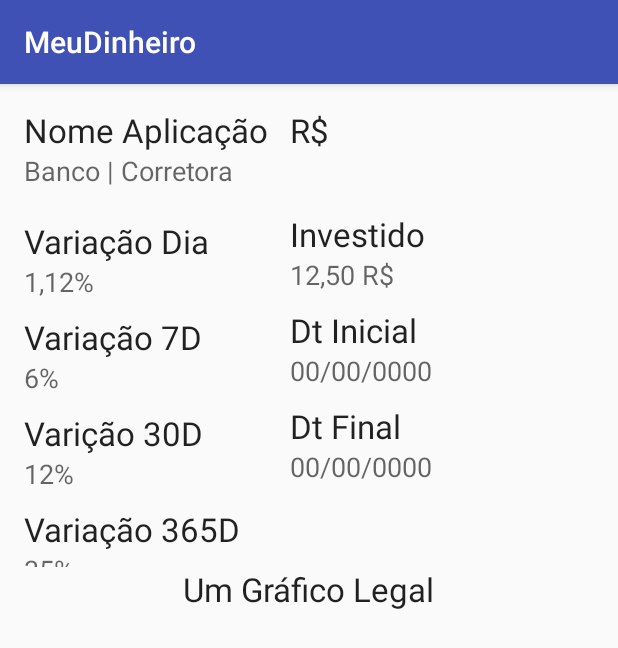
After one commit to acosta-leandro/MeuDinheiro, an Android app: the DetalharRendaFixaActivity screen opened directly, with no data from a screen before it, on a phone screen of 412 x 824 dp. The commit adds this screen. Shown: the top 648 px of the screen. Run offline under Robolectric (Android 15) with nearby library versions, the phone set to English and light mode, and no system bars.

Commit message:
Commit 2 Telas Prontas Sem Grafico

```diff
--- a/app/src/main/AndroidManifest.xml
+++ b/app/src/main/AndroidManifest.xml
@@ -39,6 +39,10 @@
         </activity>
         <activity android:name=".AdicionarAcoesActivity" >
         </activity>
+        <activity android:name=".DetalharAcoesActivity" >
+        </activity>
+        <activity android:name=".DetalharRendaFixaActivity" >
+        </activity>
     </application>
 
 </manifest>
--- /dev/null
+++ b/app/src/main/java/com/leandroacosta/leandro/meudinheiro/DetalharRendaFixaActivity.java
@@ -0,0 +1,13 @@
+package com.leandroacosta.leandro.meudinheiro;
+
+import android.support.v7.app.AppCompatActivity;
+import android.os.Bundle;
+
+public class DetalharRendaFixaActivity extends AppCompatActivity {
+
+    @Override
+    protected void onCreate(Bundle savedInstanceState) {
+        super.onCreate(savedInstanceState);
+        setContentView(R.layout.activity_detalhar_renda_fixa);
+    }
+}
--- /dev/null
+++ b/app/src/main/res/layout/activity_detalhar_renda_fixa.xml
@@ -0,0 +1,214 @@
+<?xml version="1.0" encoding="utf-8"?>
+<RelativeLayout xmlns:android="http://schemas.android.com/apk/res/android"
+    xmlns:tools="http://schemas.android.com/tools" android:layout_width="match_parent"
+    android:layout_height="match_parent" android:paddingLeft="@dimen/activity_horizontal_margin"
+    android:paddingRight="@dimen/activity_horizontal_margin"
+    android:paddingTop="@dimen/activity_vertical_margin"
+    android:paddingBottom="@dimen/activity_vertical_margin"
+    tools:context="com.leandroacosta.leandro.meudinheiro.DetalharRendaFixaActivity">
+
+    <LinearLayout
+        android:orientation="vertical"
+        android:layout_width="match_parent"
+        android:layout_height="match_parent"
+        android:weightSum="1"
+        android:layout_alignParentTop="true"
+        android:layout_centerHorizontal="true">
+
+        <FrameLayout
+            android:layout_width="match_parent"
+            android:layout_height="306dp" >
+
+            <RelativeLayout
+                android:layout_width="match_parent"
+                android:layout_height="match_parent" >
+
+                <LinearLayout
+                    android:orientation="horizontal"
+                    android:layout_width="match_parent"
+                    android:layout_height="match_parent"
+                    android:layout_alignParentTop="true"
+                    android:layout_alignParentLeft="true"
+                    android:layout_alignParentStart="false" >
+
+                    <FrameLayout
+                        android:layout_width="177dp"
+                        android:layout_height="match_parent" >
+
+                        <GridLayout
+                            android:layout_width="match_parent"
+                            android:layout_height="match_parent"
+                            android:layout_gravity="left|top"
+                            android:columnCount="1" >
+
+                            <TextView
+                                android:layout_width="match_parent"
+                                android:layout_height="wrap_content"
+                                android:textAppearance="?android:attr/textAppearanceLarge"
+                                android:text="Nome Aplicação"
+                                android:id="@+id/lblNomeAplicacao" />
+
+                            <TextView
+                                android:layout_width="match_parent"
+                                android:layout_height="wrap_content"
+                                android:textAppearance="?android:attr/textAppearanceMedium"
+                                android:text="Banco | Corretora"
+                                android:id="@+id/tvNomeAplicacao"
+                                android:layout_marginBottom="20dp" />
+
+                            <TextView
+                                android:layout_width="wrap_content"
+                                android:layout_height="wrap_content"
+                                android:textAppearance="?android:attr/textAppearanceLarge"
+                                android:text="Variação Dia"
+                                android:id="@+id/lblVarDia" />
+
+                            <TextView
+                                android:layout_width="wrap_content"
+                                android:layout_height="wrap_content"
+                                android:textAppearance="?android:attr/textAppearanceMedium"
+                                android:text="1,12%"
+                                android:id="@+id/tvVarDia"
+                                android:layout_marginBottom="10dp" />
+
+                            <TextView
+                                android:layout_width="wrap_content"
+                                android:layout_height="wrap_content"
+                                android:textAppearance="?android:attr/textAppearanceLarge"
+                                android:text="Variação 7D"
+                                android:id="@+id/lblVar7D" />
+
+                            <TextView
+                                android:layout_width="wrap_content"
+                                android:layout_height="wrap_content"
+                                android:textAppearance="?android:attr/textAppearanceMedium"
+                                android:text="6%"
+                                android:id="@+id/tvVar7D"
+                                android:layout_marginBottom="10dp" />
+
+                            <TextView
+                                android:layout_width="match_parent"
+                                android:layout_height="wrap_content"
+                                android:textAppearance="?android:attr/textAppearanceLarge"
+                                android:text="Varição 30D"
+                                android:id="@+id/lblVar30D" />
+
+                            <TextView
+                                android:layout_width="match_parent"
+                                android:layout_height="wrap_content"
+                                android:textAppearance="?android:attr/textAppearanceMedium"
+                                android:text="12%"
+                                android:id="@+id/tvVar30D"
+                                android:layout_marginBottom="10dp" />
+
+                            <TextView
+                                android:layout_width="match_parent"
+                                android:layout_height="wrap_content"
+                                android:textAppearance="?android:attr/textAppearanceLarge"
+                                android:text="Variação 365D"
+                                android:id="@+id/lblVar365D" />
+
+                            <TextView
+                                android:layout_width="wrap_content"
+                                android:layout_height="wrap_content"
+                                android:textAppearance="?android:attr/textAppearanceMedium"
+                                android:text="35%"
+                                android:id="@+id/tvVar365D" />
+                        </GridLayout>
+                    </FrameLayout>
+
+                    <FrameLayout
+                        android:layout_width="match_parent"
+                        android:layout_height="match_parent" >
+
+                        <GridLayout
+                            android:layout_width="match_parent"
+                            android:layout_height="match_parent"
+                            android:layout_gravity="left|top"
+                            android:columnCount="1" >
+
+                            <TextView
+                                android:layout_width="match_parent"
+                                android:layout_height="wrap_content"
+                                android:textAppearance="?android:attr/textAppearanceLarge"
+                                android:text="R$"
+                                android:id="@+id/tvValor"
+                                android:layout_marginBottom="40dp"
+                                android:layout_row="0"
+                                android:layout_column="0" />
+
+                            <TextView
+                                android:layout_width="wrap_content"
+                                android:layout_height="wrap_content"
+                                android:textAppearance="?android:attr/textAppearanceLarge"
+                                android:text="Investido"
+                                android:id="@+id/lblInvestido"
+                                android:layout_row="1"
+                                android:layout_column="0" />
+
+                            <TextView
+                                android:layout_width="wrap_content"
+                                android:layout_height="wrap_content"
+                                android:textAppearance="?android:attr/textAppearanceMedium"
+                                android:text="12,50 R$"
+                                android:id="@+id/tvInvestido"
+                                android:layout_marginBottom="10dp"
+                                android:layout_row="2"
+                                android:layout_column="0" />
+
+                            <TextView
+                                android:layout_width="wrap_content"
+                                android:layout_height="wrap_content"
+                                android:textAppearance="?android:attr/textAppearanceLarge"
+                                android:text="Dt Inicial"
+                                android:id="@+id/lblDtInicial"
+                                android:layout_row="3"
+                                android:layout_column="0" />
+
+                            <TextView
+                                android:layout_width="wrap_content"
+                                android:layout_height="wrap_content"
+                                android:textAppearance="?android:attr/textAppearanceMedium"
+                                android:text="00/00/0000"
+                                android:id="@+id/tvDtInicial"
+                                android:layout_marginBottom="10dp"
+                                android:layout_row="4"
+                                android:layout_column="0" />
+
+                            <TextView
+                                android:layout_width="wrap_content"
+                                android:layout_height="wrap_content"
+                                android:textAppearance="?android:attr/textAppearanceLarge"
+                                android:text="Dt Final"
+                                android:id="@+id/lblDtFinal"
+                                android:layout_row="5"
+                                android:layout_column="0" />
+
+                            <TextView
+                                android:layout_width="wrap_content"
+                                android:layout_height="wrap_content"
+                                android:textAppearance="?android:attr/textAppearanceMedium"
+                                android:text="00/00/0000"
+                                android:id="@+id/tvDtFinal"
+                                android:layout_row="6"
+                                android:layout_column="0" />
+                        </GridLayout>
+                    </FrameLayout>
+                </LinearLayout>
+            </RelativeLayout>
+        </FrameLayout>
+
+        <FrameLayout
+            android:layout_width="match_parent"
+            android:layout_height="match_parent" >
+
+            <TextView
+                android:layout_width="wrap_content"
+                android:layout_height="wrap_content"
+                android:textAppearance="?android:attr/textAppearanceLarge"
+                android:text="Um Gráfico Legal"
+                android:id="@+id/textView34"
+                android:layout_gravity="center_horizontal|top" />
+        </FrameLayout>
+    </LinearLayout>
+</RelativeLayout>
```
Also changed, not shown: app/src/main/java/com/leandroacosta/leandro/meudinheiro/DetalharAcoesActivity.java (added, +13 -0 lines), app/src/main/java/entidades/Acao.java (added, +143 -0 lines), app/src/main/java/entidades/RendaFixa.java (added, +134 -0 lines), app/src/main/res/layout/activity_adicionar_acoes.xml (+8 -5 lines), app/src/main/res/layout/activity_detalhar_acoes.xml (added, +190 -0 lines).
